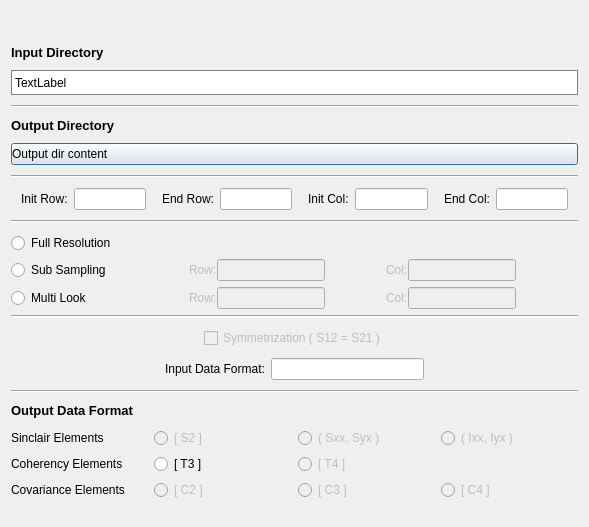
Above: GUI/extract_polsar_images.ui from cpenar/Qt_PolSarPRO before the change. Below: the same form after it.
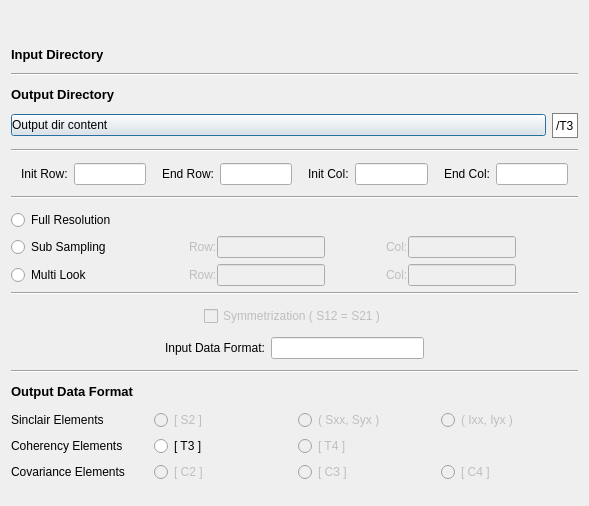
That is the form after the change. Icons and pictures are not drawn.

Commit message: extract_polsar_images: working on

What changed in the file:
```diff
--- a/GUI/extract_polsar_images.ui
+++ b/GUI/extract_polsar_images.ui
@@ -7,7 +7,7 @@
     <x>0</x>
     <y>0</y>
     <width>589</width>
-    <height>527</height>
+    <height>506</height>
    </rect>
   </property>
   <property name="windowTitle">
@@ -76,34 +76,6 @@
      </property>
     </widget>
    </item>
-   <item>
-    <widget class="QLabel" name="label_InputDir">
-     <property name="sizePolicy">
-      <sizepolicy hsizetype="Expanding" vsizetype="Expanding">
-       <horstretch>0</horstretch>
-       <verstretch>0</verstretch>
-      </sizepolicy>
-     </property>
-     <property name="minimumSize">
-      <size>
-       <width>0</width>
-       <height>0</height>
-      </size>
-     </property>
-     <property name="maximumSize">
-      <size>
-       <width>16777215</width>
-       <height>25</height>
-      </size>
-     </property>
-     <property name="styleSheet">
-      <string notr="true">background: white;border: 1px solid grey</string>
-     </property>
-     <property name="text">
-      <string>TextLabel</string>
-     </property>
-    </widget>
-   </item>
    <item>
     <widget class="Line" name="line">
      <property name="sizePolicy">
@@ -131,18 +103,50 @@
     </widget>
    </item>
    <item>
-    <widget class="QPushButton" name="pushButton_OutputDir">
-     <property name="styleSheet">
-      <string notr="true">Text-align:left</string>
-     </property>
-     <property name="text">
-      <string>Output dir content</string>
-     </property>
-     <property name="icon">
-      <iconset>
-       <normaloff>../Images/flaticon/svg/011-folder-1.svg</normaloff>../Images/flaticon/svg/011-folder-1.svg</iconset>
-     </property>
-    </widget>
+    <layout class="QHBoxLayout" name="horizontalLayout_7">
+     <item>
+      <widget class="QPushButton" name="pushButton_OutputDir">
+       <property name="styleSheet">
+        <string notr="true">Text-align:left</string>
+       </property>
+       <property name="text">
+        <string>Output dir content</string>
+       </property>
+       <property name="icon">
+        <iconset>
+         <normaloff>../Images/flaticon/svg/011-folder-1.svg</normaloff>../Images/flaticon/svg/011-folder-1.svg</iconset>
+       </property>
+      </widget>
+     </item>
+     <item>
+      <widget class="QLabel" name="label_InputDir">
+       <property name="sizePolicy">
+        <sizepolicy hsizetype="Maximum" vsizetype="Expanding">
+         <horstretch>0</horstretch>
+         <verstretch>0</verstretch>
+        </sizepolicy>
+       </property>
+       <property name="minimumSize">
+        <size>
+         <width>0</width>
+         <height>0</height>
+        </size>
+       </property>
+       <property name="maximumSize">
+        <size>
+         <width>16777215</width>
+         <height>25</height>
+        </size>
+       </property>
+       <property name="styleSheet">
+        <string notr="true">background: white;border: 1px solid grey</string>
+       </property>
+       <property name="text">
+        <string>/T3</string>
+       </property>
+      </widget>
+     </item>
+    </layout>
    </item>
    <item>
     <widget class="Line" name="line_2">
@@ -189,7 +193,14 @@
       </widget>
      </item>
      <item>
-      <widget class="QLineEdit" name="lineEdit_6"/>
+      <widget class="QLineEdit" name="lineEdit_InitRow">
+       <property name="minimumSize">
+        <size>
+         <width>60</width>
+         <height>0</height>
+        </size>
+       </property>
+      </widget>
      </item>
      <item>
       <spacer name="horizontalSpacer">
@@ -221,7 +232,14 @@
       </widget>
      </item>
      <item>
-      <widget class="QLineEdit" name="lineEdit_7"/>
+      <widget class="QLineEdit" name="lineEdit_EndRow">
+       <property name="minimumSize">
+        <size>
+         <width>60</width>
+         <height>0</height>
+        </size>
+       </property>
+      </widget>
      </item>
      <item>
       <spacer name="horizontalSpacer_10">
@@ -253,7 +271,14 @@
       </widget>
      </item>
      <item>
-      <widget class="QLineEdit" name="lineEdit_8"/>
+      <widget class="QLineEdit" name="lineEdit_InitCol">
+       <property name="minimumSize">
+        <size>
+         <width>60</width>
+         <height>0</height>
+        </size>
+       </property>
+      </widget>
      </item>
      <item>
       <spacer name="horizontalSpacer_11">
@@ -285,7 +310,14 @@
       </widget>
      </item>
      <item>
-      <widget class="QLineEdit" name="lineEdit_9"/>
+      <widget class="QLineEdit" name="lineEdit_EndCol">
+       <property name="minimumSize">
+        <size>
+         <width>60</width>
+         <height>0</height>
+        </size>
+       </property>
+      </widget>
      </item>
      <item>
       <spacer name="horizontalSpacer_12">
```
The commit also changes 1 other file.
